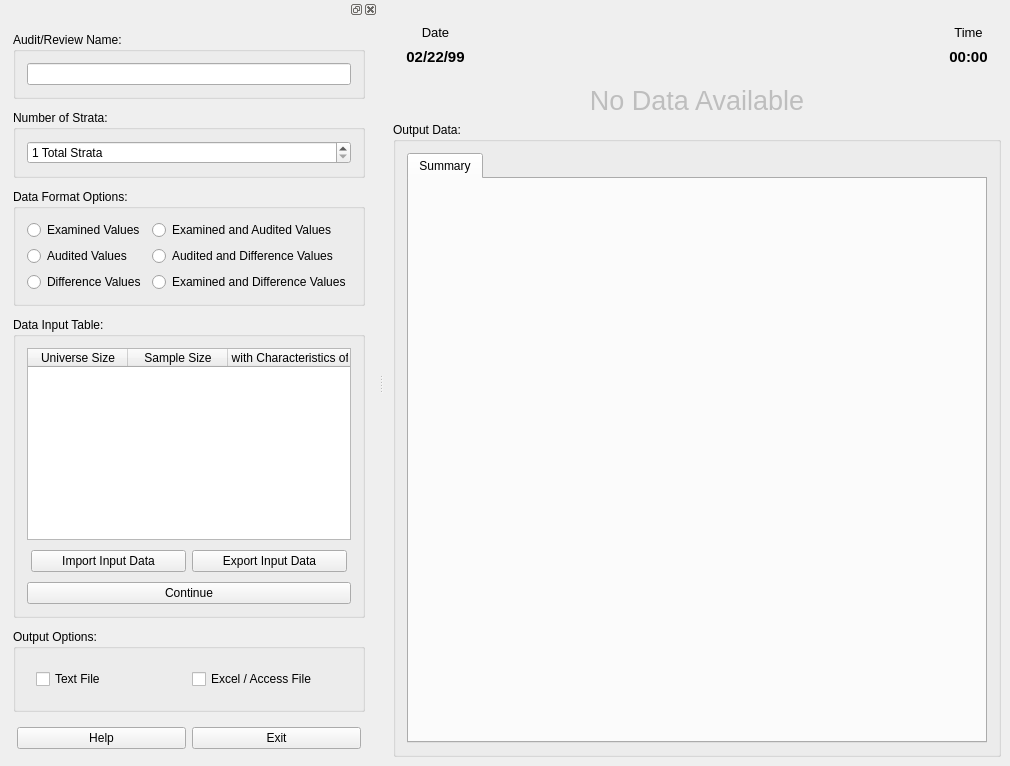
Old version of the form products/RAT-STATS/rstats_modules/stratified_variable_appraisal/src/UIRStatsSVA.ui in the repository cbtek/RStats2017.
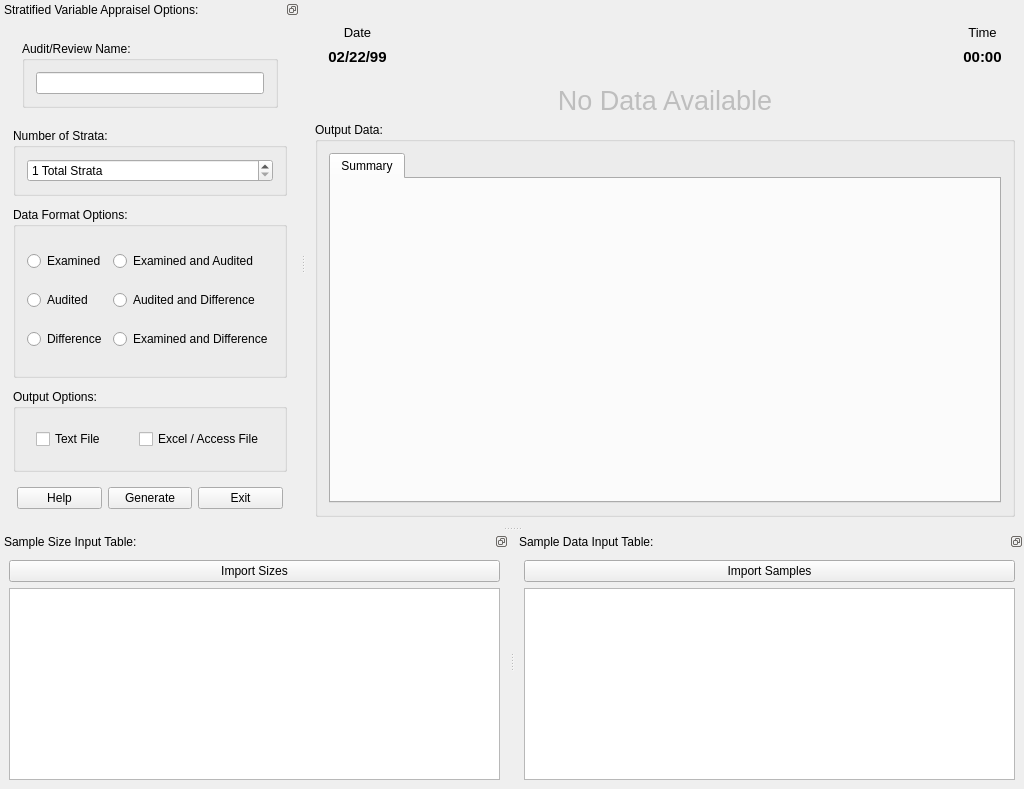
New version of the form.

Commit message: Updated utility classes with new functionality Added test cases for new utility functionality Updated ratstasts modules Updated RStatsWorksheet classes Added new resource for wizard Added new UI to SVA for wizard (may not need)

```diff
--- a/products/RAT-STATS/rstats_modules/stratified_variable_appraisal/src/UIRStatsSVA.ui
+++ b/products/RAT-STATS/rstats_modules/stratified_variable_appraisal/src/UIRStatsSVA.ui
@@ -6,8 +6,8 @@
    <rect>
     <x>0</x>
     <y>0</y>
-    <width>1010</width>
-    <height>766</height>
+    <width>1024</width>
+    <height>789</height>
    </rect>
   </property>
   <property name="windowTitle">
@@ -174,7 +174,16 @@
     </item>
    </layout>
   </widget>
-  <widget class="QDockWidget" name="dockWidget">
+  <widget class="QDockWidget" name="m_dockOptions">
+   <property name="features">
+    <set>QDockWidget::DockWidgetFloatable|QDockWidget::DockWidgetMovable</set>
+   </property>
+   <property name="allowedAreas">
+    <set>Qt::AllDockWidgetAreas</set>
+   </property>
+   <property name="windowTitle">
+    <string>Stratified Variable Appraisel Options:</string>
+   </property>
    <attribute name="dockWidgetArea">
     <number>1</number>
    </attribute>
@@ -198,34 +207,46 @@
         <number>4</number>
        </property>
        <item>
-        <widget class="QGroupBox" name="gridGroupBox_2">
+        <widget class="QFrame" name="horizontalFrame">
          <property name="sizePolicy">
           <sizepolicy hsizetype="Preferred" vsizetype="Fixed">
            <horstretch>0</horstretch>
            <verstretch>0</verstretch>
           </sizepolicy>
          </property>
-         <property name="title">
-          <string>Audit/Review Name:</string>
-         </property>
-         <layout class="QGridLayout" name="gridLayout_2">
-          <property name="leftMargin">
-           <number>11</number>
-          </property>
-          <property name="topMargin">
-           <number>11</number>
-          </property>
-          <property name="rightMargin">
-           <number>11</number>
-          </property>
-          <property name="bottomMargin">
-           <number>11</number>
-          </property>
-          <item row="0" column="0">
-           <widget class="QLineEdit" name="m_txtAuditName">
-            <property name="text">
-             <string/>
+         <layout class="QHBoxLayout" name="horizontalLayout">
+          <item>
+           <widget class="QGroupBox" name="gridGroupBox_2">
+            <property name="sizePolicy">
+             <sizepolicy hsizetype="Preferred" vsizetype="Fixed">
+              <horstretch>0</horstretch>
+              <verstretch>0</verstretch>
+             </sizepolicy>
             </property>
+            <property name="title">
+             <string>Audit/Review Name:</string>
+            </property>
+            <layout class="QGridLayout" name="gridLayout_2">
+             <property name="leftMargin">
+              <number>11</number>
+             </property>
+             <property name="topMargin">
+              <number>11</number>
+             </property>
+             <property name="rightMargin">
+              <number>11</number>
+             </property>
+             <property name="bottomMargin">
+              <number>11</number>
+             </property>
+             <item row="0" column="0">
+              <widget class="QLineEdit" name="m_txtAuditName">
+               <property name="text">
+                <string/>
+               </property>
+              </widget>
+             </item>
+            </layout>
            </widget>
           </item>
          </layout>
@@ -298,140 +319,42 @@
           <item row="2" column="0">
            <widget class="QRadioButton" name="m_rdbDifference">
             <property name="text">
-             <string>Difference Values</string>
-            </property>
-           </widget>
-          </item>
-          <item row="0" column="0">
-           <widget class="QRadioButton" name="m_rdbExamined">
-            <property name="text">
-             <string>Examined Values</string>
+             <string>Difference</string>
             </property>
            </widget>
           </item>
           <item row="1" column="0">
            <widget class="QRadioButton" name="m_rdbAudited">
             <property name="text">
-             <string>Audited Values</string>
+             <string>Audited</string>
+            </property>
+           </widget>
+          </item>
+          <item row="0" column="0">
+           <widget class="QRadioButton" name="m_rdbExamined">
+            <property name="text">
+             <string>Examined</string>
             </property>
            </widget>
           </item>
           <item row="0" column="1">
            <widget class="QRadioButton" name="m_rdbExaminedAndAudited">
             <property name="text">
-             <string>Examined and Audited Values</string>
+             <string>Examined and Audited</string>
             </property>
            </widget>
           </item>
           <item row="1" column="1">
            <widget class="QRadioButton" name="m_rdbAuditedAndDifference">
             <property name="text">
-             <string>Audited and Difference Values</string>
+             <string>Audited and Difference</string>
             </property>
            </widget>
           </item>
           <item row="2" column="1">
            <widget class="QRadioButton" name="m_rdbExaminedAndDifference">
             <property name="text">
-             <string>Examined and Difference Values</string>
-            </property>
-           </widget>
-          </item>
-         </layout>
-        </widget>
-       </item>
-       <item>
-        <widget class="QGroupBox" name="verticalGroupBox_2">
-         <property name="title">
-          <string>Data Input Table:</string>
-         </property>
-         <layout class="QVBoxLayout" name="verticalLayout_6">
-          <property name="leftMargin">
-           <number>11</number>
-          </property>
-          <property name="topMargin">
-           <number>11</number>
-          </property>
-          <property name="rightMargin">
-           <number>11</number>
-          </property>
-          <property name="bottomMargin">
-           <number>11</number>
-          </property>
-          <item>
-           <widget class="QTableWidget" name="m_tblInputData">
-            <property name="rowCount">
-             <number>0</number>
-            </property>
-            <attribute name="horizontalHeaderStretchLastSection">
-             <bool>true</bool>
-            </attribute>
-            <attribute name="verticalHeaderVisible">
-             <bool>true</bool>
-            </attribute>
-            <column>
-             <property name="text">
-              <string>Universe Size</string>
-             </property>
-            </column>
-            <column>
-             <property name="text">
-              <string>Sample Size</string>
-             </property>
-            </column>
-            <column>
-             <property name="text">
-              <string>Number with Characteristics of Interest</string>
-             </property>
-            </column>
-           </widget>
-          </item>
-          <item>
-           <layout class="QGridLayout" name="gridLayout_5">
-            <property name="leftMargin">
-             <number>4</number>
-            </property>
-            <property name="topMargin">
-             <number>4</number>
-            </property>
-            <property name="rightMargin">
-             <number>4</number>
-            </property>
-            <property name="bottomMargin">
-             <number>4</number>
-            </property>
-            <item row="0" column="0">
-             <widget class="QPushButton" name="m_btnImportData">
-              <property name="text">
-               <string>Import Input Data</string>
-              </property>
-             </widget>
-            </item>
-            <item row="0" column="3">
-             <widget class="QPushButton" name="m_btnExportData">
-              <property name="text">
-               <string>Export Input Data</string>
-              </property>
-             </widget>
-            </item>
-           </layout>
-          </item>
-          <item>
-           <widget class="QPushButton" name="m_btnContinue">
-            <property name="sizePolicy">
-             <sizepolicy hsizetype="Expanding" vsizetype="Fixed">
-              <horstretch>0</horstretch>
-              <verstretch>0</verstretch>
-             </sizepolicy>
-            </property>
-            <property name="text">
-             <string>Continue</string>
-            </property>
-            <property name="iconSize">
-             <size>
-              <width>32</width>
-              <height>32</height>
-             </size>
+             <string>Examined and Difference</string>
             </property>
            </widget>
           </item>
@@ -531,6 +454,25 @@
             </property>
            </widget>
           </item>
+          <item>
+           <widget class="QPushButton" name="m_btnContinue">
+            <property name="sizePolicy">
+             <sizepolicy hsizetype="Expanding" vsizetype="Fixed">
+              <horstretch>0</horstretch>
+              <verstretch>0</verstretch>
+             </sizepolicy>
+            </property>
+            <property name="text">
+             <string>Generate</string>
+            </property>
+            <property name="iconSize">
+             <size>
+              <width>32</width>
+              <height>32</height>
+             </size>
+            </property>
+           </widget>
+          </item>
           <item>
            <widget class="QPushButton" name="m_btnExit">
             <property name="sizePolicy">
@@ -558,6 +500,100 @@
     </layout>
    </widget>
   </widget>
+  <widget class="QDockWidget" name="m_dockSampleSizeInput">
+   <property name="sizePolicy">
+    <sizepolicy hsizetype="Expanding" vsizetype="Expanding">
+     <horstretch>0</horstretch>
+     <verstretch>0</verstretch>
+    </sizepolicy>
+   </property>
+   <property name="floating">
+    <bool>false</bool>
+   </property>
+   <property name="features">
+    <set>QDockWidget::DockWidgetFloatable|QDockWidget::DockWidgetMovable</set>
+   </property>
+   <property name="allowedAreas">
+    <set>Qt::AllDockWidgetAreas</set>
+   </property>
+   <property name="windowTitle">
+    <string>Sample Size Input Table:</string>
+   </property>
+   <attribute name="dockWidgetArea">
+    <number>8</number>
+   </attribute>
+   <widget class="QWidget" name="dockWidgetContents_3">
+    <layout class="QGridLayout" name="gridLayout_5">
+     <item row="0" column="0">
+      <widget class="QPushButton" name="m_btnImportSampleSizeData">
+       <property name="text">
+        <string>Import Sizes</string>
+       </property>
+      </widget>
+     </item>
+     <item row="1" column="0">
+      <widget class="QTableWidget" name="m_tblSampleSizeData">
+       <property name="editTriggers">
+        <set>QAbstractItemView::NoEditTriggers</set>
+       </property>
+       <property name="selectionMode">
+        <enum>QAbstractItemView::NoSelection</enum>
+       </property>
+       <property name="selectionBehavior">
+        <enum>QAbstractItemView::SelectItems</enum>
+       </property>
+       <property name="rowCount">
+        <number>0</number>
+       </property>
+       <attribute name="horizontalHeaderStretchLastSection">
+        <bool>true</bool>
+       </attribute>
+       <attribute name="verticalHeaderVisible">
+        <bool>true</bool>
+       </attribute>
+      </widget>
+     </item>
+    </layout>
+   </widget>
+  </widget>
+  <widget class="QDockWidget" name="m_dockSampleDataInput">
+   <property name="features">
+    <set>QDockWidget::DockWidgetFloatable|QDockWidget::DockWidgetMovable</set>
+   </property>
+   <property name="windowTitle">
+    <string>Sample Data Input Table:</string>
+   </property>
+   <attribute name="dockWidgetArea">
+    <number>8</number>
+   </attribute>
+   <widget class="QWidget" name="dockWidgetContents_2">
+    <layout class="QVBoxLayout" name="verticalLayout_6">
+     <item>
+      <widget class="QPushButton" name="m_btnImportSampleInputData">
+       <property name="text">
+        <string>Import Samples</string>
+       </property>
+      </widget>
+     </item>
+     <item>
+      <widget class="QTableWidget" name="m_tblSampleInputData">
+       <property name="editTriggers">
+        <set>QAbstractItemView::NoEditTriggers</set>
+       </property>
+       <property name="selectionMode">
+        <enum>QAbstractItemView::SingleSelection</enum>
+       </property>
+       <property name="selectionBehavior">
+        <enum>QAbstractItemView::SelectColumns</enum>
+       </property>
+       <attribute name="horizontalHeaderStretchLastSection">
+        <bool>true</bool>
+       </attribute>
+      </widget>
+     </item>
+    </layout>
+   </widget>
+  </widget>
  </widget>
  <tabstops>
   <tabstop>m_rdbDifference</tabstop>
```
Left out of the diff: 15 changed lines with no effect on the pictures. The commit also changes 41 other files.
